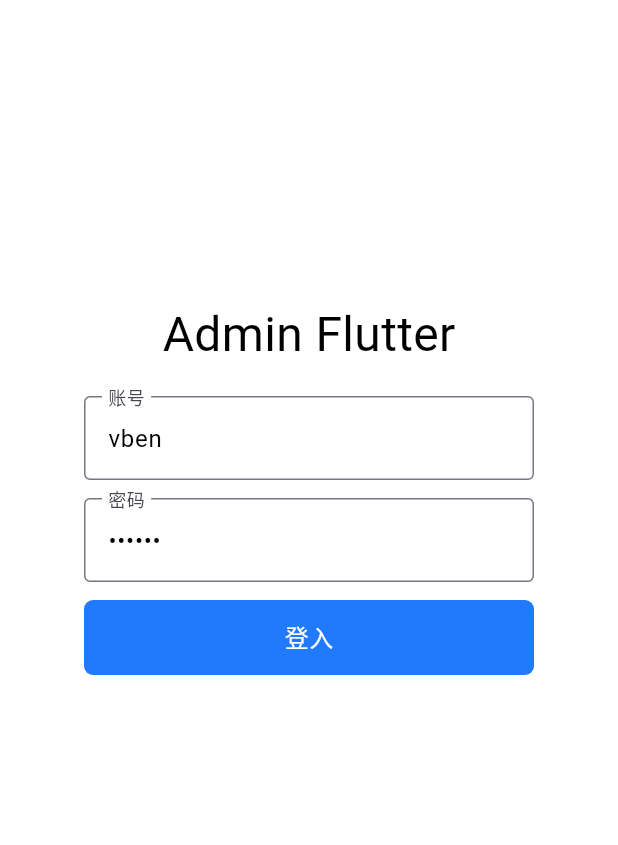
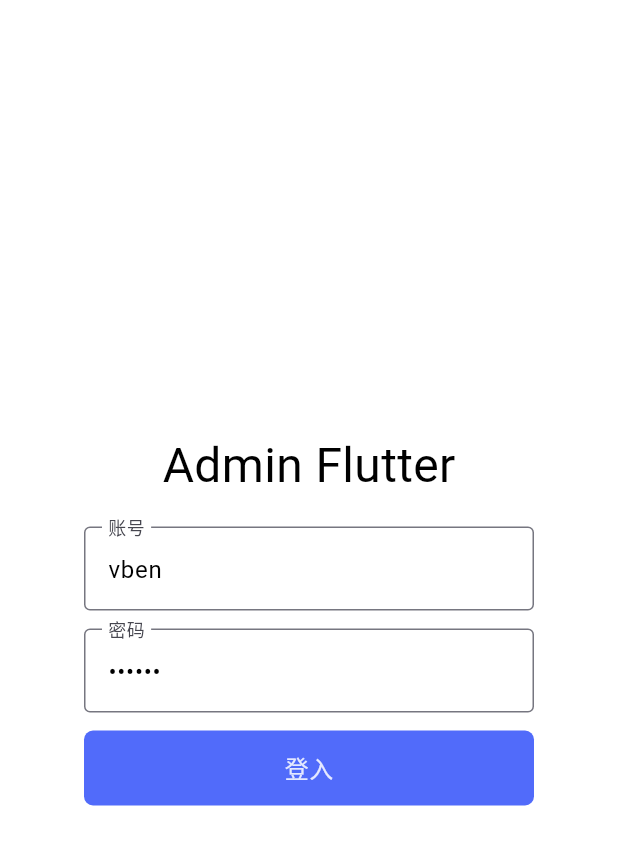
Before and after one commit to licheng1013/admin-flutter, a Flutter app: the screen it shows after launch, on a phone screen of 412 x 824 dp. Shown: the top 845 px of the screen. Run offline on Flutter 3.47's test engine with Material 3 defaults, Android fonts, the phone set to English and light mode, and no system bars; our stand-ins replace bot_toast, dio, flutter_animate, get, image_picker, shared_preferences; missing offline and left inert: easy_image_viewer, file_selector, fleather.

```diff
--- a/lib/app/home/pages/about/view.dart
+++ b/lib/app/home/pages/about/view.dart
@@ -11,7 +11,8 @@ class AboutPage extends StatelessWidget {
 
   @override
   Widget build(BuildContext context) {
-    return const Column(
+    return const Center(
+      child: Column(
         mainAxisAlignment: MainAxisAlignment.start,
         children: [
           Text(
@@ -24,6 +25,7 @@ class AboutPage extends StatelessWidget {
             style: TextStyle(fontSize: 20),
           ),
         ],
+      ),
     );
   }
 
--- a/lib/app/home/pages/admin/view.dart
+++ b/lib/app/home/pages/admin/view.dart
@@ -23,12 +23,12 @@ class AdminPage extends StatelessWidget {
           child: Row(
             mainAxisAlignment: MainAxisAlignment.end,
             children: [
-              ThemeUtil.rowWidth(),
+              ThemeUtil.width(),
               const Text(
                 "这个需要后端来预览",
                 style: TextStyle(fontSize: 18),
               ),
-              ThemeUtil.rowWidth(),
+              ThemeUtil.width(),
               FilledButton(
                   onPressed: () {
                     UrlUtil.openUrl(
@@ -41,7 +41,7 @@ class AdminPage extends StatelessWidget {
                     logic.add();
                   },
                   child: const Text("新增")),
-              ThemeUtil.rowWidth(),
+              ThemeUtil.width(),
             ],
           ),
         ),
--- a/lib/app/home/pages/settings/view.dart
+++ b/lib/app/home/pages/settings/view.dart
@@ -75,7 +75,7 @@ class SettingsPage extends StatelessWidget {
                   "创建水印".toBtn(onTap: (){
                     waterMark.value = true;
                   }),
-                  ThemeUtil.rowWidth(),
+                  ThemeUtil.width(),
                   "移除水印".toOutlineBtn(onTap: (){
                     waterMark.value = false;
                   }),
--- a/lib/app/home/pages/user/view.dart
+++ b/lib/app/home/pages/user/view.dart
@@ -42,7 +42,7 @@ class UserPage extends StatelessWidget {
                         submit: (d) => {MessageUtil.show(d.toString())});
                   },
                   child: const Text("新增")),
-              ThemeUtil.rowWidth(),
+              ThemeUtil.width(),
             ],
           ),
         ),
--- a/lib/app/home/sidebar/logic.dart
+++ b/lib/app/home/sidebar/logic.dart
@@ -34,11 +34,15 @@ class SidebarLogic extends GetxController {
       children: testTree,
     ),
     UserPage.newThis(),
+    RichTextPage.newThis(),
     SettingsPage.newThis(),
-    RichTextPage.newThis(),
   ];
 
+
   static void selSidebarTree(SidebarTree sel){
+    if(breadcrumbList.isNotEmpty && breadcrumbList.last.name == sel.name){
+      return;
+    }
     breadcrumbList.clear();
     32.toDelay((){
       for(var item in treeList){
--- a/lib/app/home/sidebar/view.dart
+++ b/lib/app/home/sidebar/view.dart
@@ -53,7 +53,6 @@ class SidebarPage extends StatelessWidget {
               SidebarLogic.selSidebarTree(item);
               return;
             }
-            SidebarLogic.selectName.value = item.name;
             SidebarLogic.selectPage = item.page;
             SidebarLogic.selSidebarTree(item);
             TabBarLogic.addPage(item);
@@ -72,7 +71,7 @@ class SidebarPage extends StatelessWidget {
                       item.icon,
                       color: UiTheme.getOnPrimary(selected),
                     ).toJump(logic.animName.value == item.name),
-                    ThemeUtil.rowWidth(),
+                    ThemeUtil.width(),
                     Text(
                       item.name,
                       style: TextStyle(color: UiTheme.getOnPrimary(selected)),
@@ -87,7 +86,7 @@ class SidebarPage extends StatelessWidget {
                         size: 28,
                       ).toRotate(logic.expansionTile.contains(item.name)),
                     ),
-                    ThemeUtil.rowWidth(),
+                    ThemeUtil.width(),
                   ],
                 ));
           }),
--- a/lib/app/login/view.dart
+++ b/lib/app/login/view.dart
@@ -1,4 +1,5 @@
 import 'package:app_template/theme/theme_util.dart';
+import 'package:app_template/theme/ui_theme.dart';
 import 'package:flutter/material.dart';
 import 'package:get/get.dart';
 
@@ -16,19 +17,19 @@ class LoginPage extends StatelessWidget {
         child: SizedBox(
           width: 300,
           child: Column(
+            mainAxisAlignment: MainAxisAlignment.center,
             children: [
-              ThemeUtil.rowHeight(height: 200),
               const Text(
                 'Admin Flutter',
                 style: TextStyle(fontSize: 32),
               ),
-              ThemeUtil.rowHeight(height: 18),
+              ThemeUtil.height(height: 18),
               textInput(logic.accountText,
                   hintText: '请输入账号', labelText: '账号'),
-              ThemeUtil.rowHeight(),
+              ThemeUtil.height(),
               textInput(logic.passwordText,
                   hintText: '请输入密码', labelText: '密码', password: true),
-              ThemeUtil.rowHeight(),
+              ThemeUtil.height(),
               InkWell(
                 onTap: () {
                   logic.login();
@@ -37,11 +38,11 @@ class LoginPage extends StatelessWidget {
                   width: double.infinity,
                   height: 50,
                   decoration: ThemeUtil.boxDecoration(
-                      color: const Color.fromARGB(255, 33, 121, 252)),
-                  child: const Center(
+                      color: UiTheme.primary()),
+                  child:  Center(
                       child: Text(
                     '登入',
-                    style: TextStyle(color: Colors.white, fontSize: 16),
+                    style: TextStyle(color: UiTheme.onPrimary(), fontSize: 16),
                   )),
                 ),
               )
@@ -64,10 +65,10 @@ class LoginPage extends StatelessWidget {
         // 占位符
         hintText: hintText,
         // 激活时的边框样式
-        focusedBorder: const OutlineInputBorder(
+        focusedBorder:  OutlineInputBorder(
           borderSide: BorderSide(
             width: 2,
-            color: Color.fromARGB(255, 33, 121, 252),
+            color: UiTheme.primary(),
           ),
         ),
       ),
--- a/lib/component/table/table_data.dart
+++ b/lib/component/table/table_data.dart
@@ -99,7 +99,7 @@ class TableData {
                 ),
                 Visibility(
                     visible: enableEdit && enableRemove,
-                    child: ThemeUtil.rowWidth()),
+                    child: ThemeUtil.width()),
                 Visibility(
                   visible: enableRemove,
                   child: FilledButton(
--- a/lib/theme/theme_util.dart
+++ b/lib/theme/theme_util.dart
@@ -15,14 +15,14 @@ class ThemeUtil {
   }
 
   /// 行高
-  static SizedBox rowHeight({double? height = 12}) {
+  static SizedBox height({double? height = 12}) {
     return SizedBox(
       height: height,
     );
   }
 
   /// 行宽
-  static SizedBox rowWidth({double? width = 12}) {
+  static SizedBox width({double? width = 12}) {
     return SizedBox(
       width: width,
     );
```
Also changed, not shown: lib/app/home/head/logic.dart (+53 -31 lines), lib/app/home/head/view.dart (+6 -21 lines), lib/component/form/view.dart (+5 -5 lines), lib/component/pagination/view.dart (+7 -7 lines), assets/images/cat.jpeg (added). Lines whose indentation alone changed are shown as unchanged.
